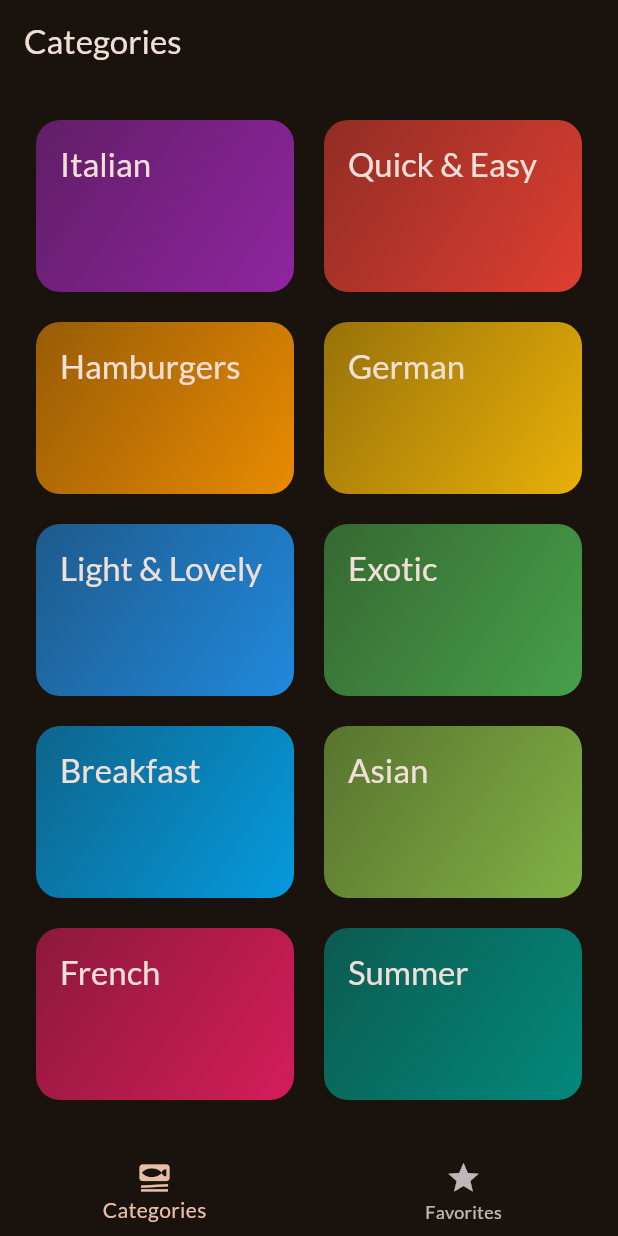
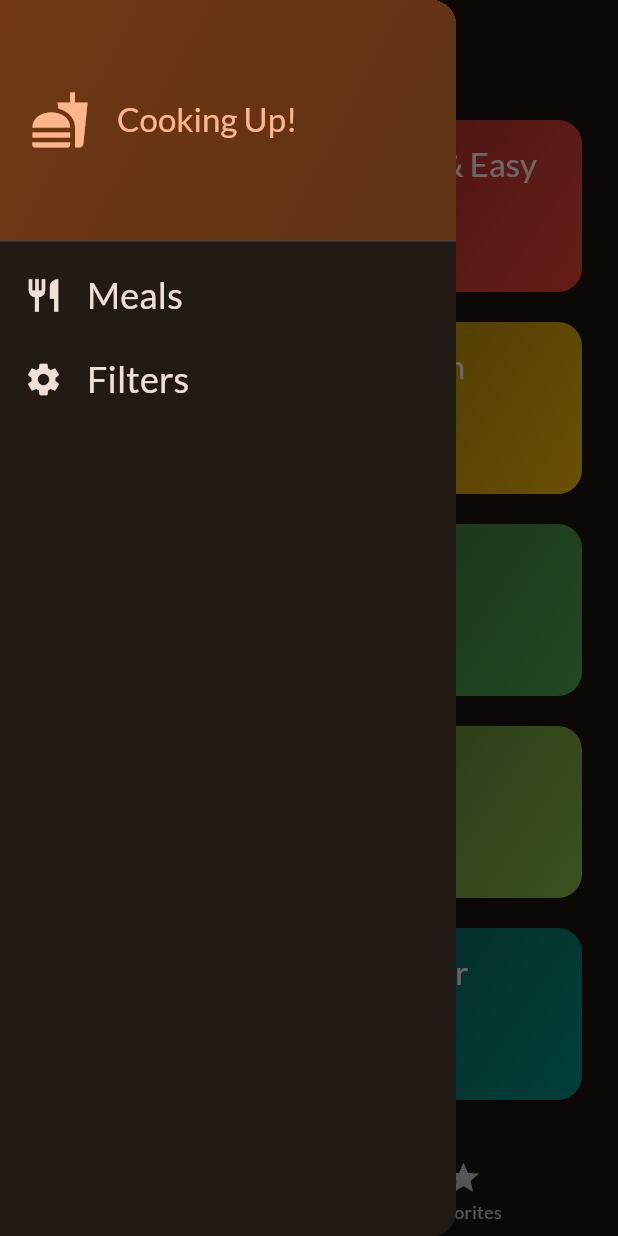
Before and after one commit to jefflueck/meals, a Flutter app: the screen it shows after launch, with the side drawer open (before the commit the screen has no drawer), on a phone screen of 412 x 824 dp. Run offline on Flutter 3.47's test engine with Material 3 defaults, Android fonts, the phone set to English and light mode, and no system bars; our stand-ins replace google_fonts, transparent_image.

Commit message:
added side drawer to app, made custom widget, imported widget to be used in tabs.dart file

```diff
--- a/lib/screens/meal_details.dart
+++ b/lib/screens/meal_details.dart
@@ -22,7 +22,7 @@ class MealDetailsScreen extends StatelessWidget {
             onPressed: () {
               onToggleFavorite(meal);
             },
-            icon: Icon(Icons.star),
+            icon: const Icon(Icons.star),
           ),
         ],
       ),
--- a/lib/screens/tabs.dart
+++ b/lib/screens/tabs.dart
@@ -3,6 +3,7 @@ import 'package:flutter/material.dart';
 import 'package:meals/models/meal.dart';
 import 'package:meals/screens/meals.dart';
 import 'package:meals/screens/categories.dart';
+import 'package:meals/widgets/main_drawer.dart';
 
 class TabsScreen extends StatefulWidget {
   const TabsScreen({super.key});
@@ -64,6 +65,7 @@ class _TabsScreenState extends State<TabsScreen> {
       appBar: AppBar(
         title: Text(activePageTitle),
       ),
+      drawer: const MainDrawer(),
       body: activePage,
       bottomNavigationBar: BottomNavigationBar(
         onTap: _selectPage,
--- /dev/null
+++ b/lib/widgets/main_drawer.dart
@@ -0,0 +1,72 @@
+import 'package:flutter/material.dart';
+
+class MainDrawer extends StatelessWidget {
+  const MainDrawer({super.key});
+
+  @override
+  Widget build(BuildContext context) {
+    return Drawer(
+      child: Column(
+        children: [
+          DrawerHeader(
+            padding: const EdgeInsets.all(20),
+            decoration: BoxDecoration(
+              gradient: LinearGradient(
+                colors: [
+                  Theme.of(context).colorScheme.primaryContainer,
+                  Theme.of(context)
+                      .colorScheme
+                      .primaryContainer
+                      .withOpacity(0.8),
+                ],
+                begin: Alignment.topLeft,
+                end: Alignment.bottomRight,
+              ),
+            ),
+            child: Row(
+              children: [
+                Icon(Icons.fastfood,
+                    size: 40, color: Theme.of(context).colorScheme.primary),
+                const SizedBox(width: 18),
+                Text(
+                  'Cooking Up!',
+                  style: Theme.of(context).textTheme.titleLarge!.copyWith(
+                        color: Theme.of(context).colorScheme.primary,
+                      ),
+                ),
+              ],
+            ),
+          ),
+          ListTile(
+            leading: Icon(Icons.restaurant,
+                size: 26, color: Theme.of(context).colorScheme.onSurface),
+            title: Text(
+              'Meals',
+              style: Theme.of(context).textTheme.titleSmall!.copyWith(
+                    color: Theme.of(context).colorScheme.onSurface,
+                    fontSize: 24,
+                  ),
+            ),
+            onTap: () {
+              Navigator.of(context).pushReplacementNamed('/');
+            },
+          ),
+          ListTile(
+            leading: Icon(Icons.settings,
+                size: 26, color: Theme.of(context).colorScheme.onSurface),
+            title: Text(
+              'Filters',
+              style: Theme.of(context).textTheme.titleSmall!.copyWith(
+                    color: Theme.of(context).colorScheme.onSurface,
+                    fontSize: 24,
+                  ),
+            ),
+            onTap: () {
+              Navigator.of(context).pushReplacementNamed('/');
+            },
+          ),
+        ],
+      ),
+    );
+  }
+}
```
